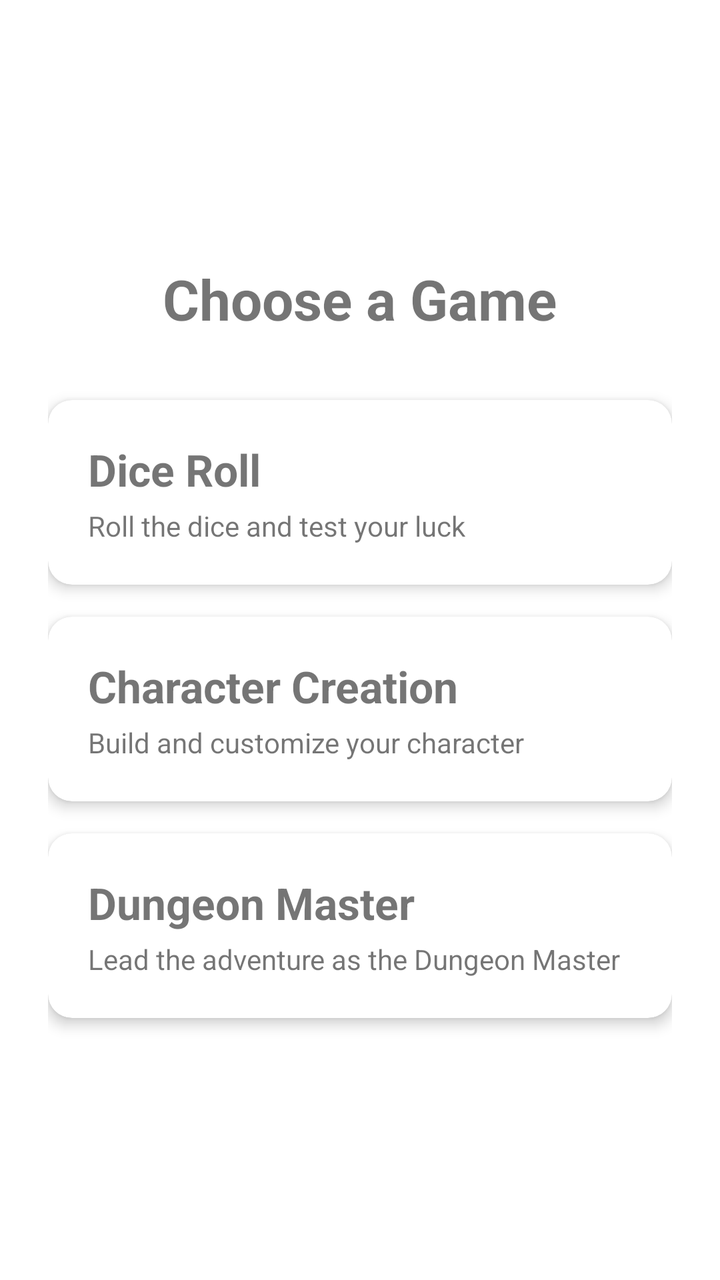
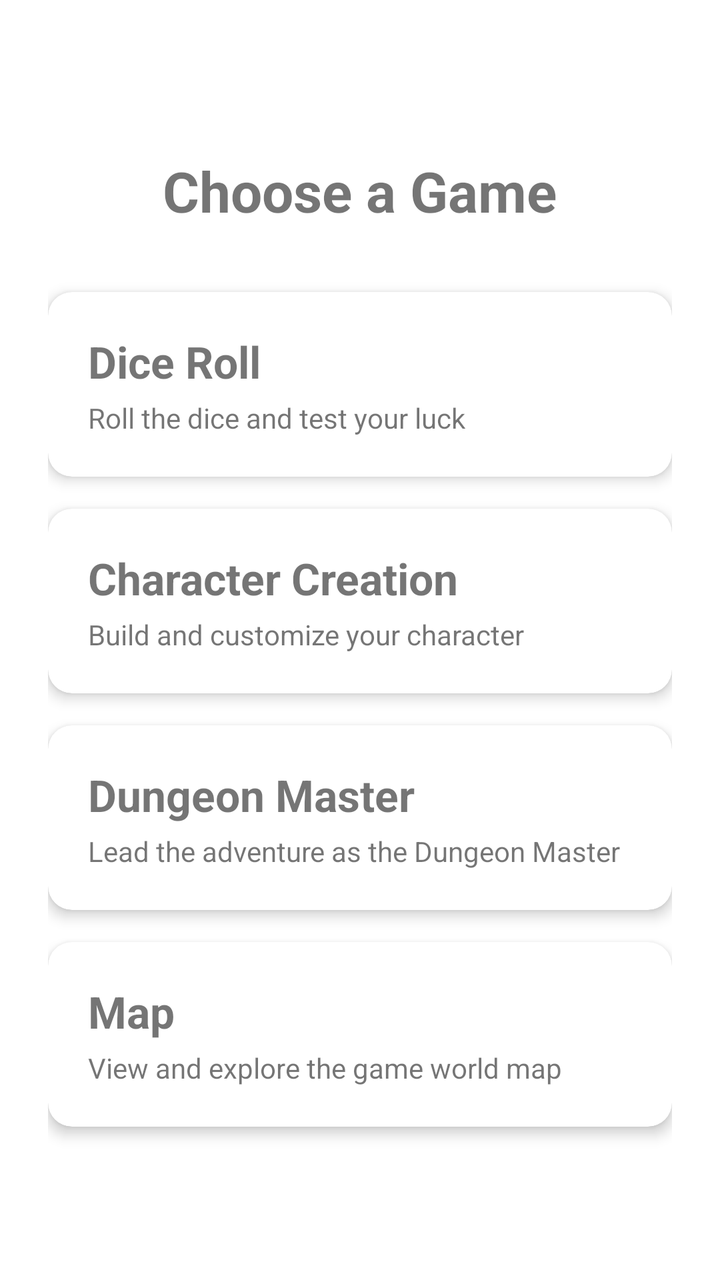

Screens rendered from an Android XML layout before and after an edit, with the pre-edit source and the edit as a unified diff.
<!-- AndroidManifest.xml: application theme Theme.BoardGames -->
<!-- res/layout/activity_main.xml -->
<?xml version="1.0" encoding="utf-8"?>
<LinearLayout xmlns:android="http://schemas.android.com/apk/res/android"
    xmlns:app="http://schemas.android.com/apk/res-auto"
    android:layout_width="match_parent"
    android:layout_height="match_parent"
    android:gravity="center"
    android:orientation="vertical"
    android:padding="24dp">

    <TextView
        android:layout_width="wrap_content"
        android:layout_height="wrap_content"
        android:layout_marginBottom="32dp"
        android:text="@string/choose_game"
        android:textSize="28sp"
        android:textStyle="bold" />

    <com.google.android.material.card.MaterialCardView
        android:id="@+id/card_dice_roll"
        android:layout_width="match_parent"
        android:layout_height="wrap_content"
        android:layout_marginBottom="16dp"
        android:clickable="true"
        android:focusable="true"
        app:cardCornerRadius="12dp"
        app:cardElevation="4dp">

        <LinearLayout
            android:layout_width="match_parent"
            android:layout_height="wrap_content"
            android:orientation="vertical"
            android:padding="20dp">

            <TextView
                android:layout_width="wrap_content"
                android:layout_height="wrap_content"
                android:text="@string/dice_roll"
                android:textSize="22sp"
                android:textStyle="bold" />

            <TextView
                android:layout_width="wrap_content"
                android:layout_height="wrap_content"
                android:layout_marginTop="4dp"
                android:text="@string/dice_roll_desc"
                android:textSize="14sp" />
        </LinearLayout>
    </com.google.android.material.card.MaterialCardView>

    <com.google.android.material.card.MaterialCardView
        android:id="@+id/card_character_creation"
        android:layout_width="match_parent"
        android:layout_height="wrap_content"
        android:layout_marginBottom="16dp"
        android:clickable="true"
        android:focusable="true"
        app:cardCornerRadius="12dp"
        app:cardElevation="4dp">

        <LinearLayout
            android:layout_width="match_parent"
            android:layout_height="wrap_content"
            android:orientation="vertical"
            android:padding="20dp">

            <TextView
                android:layout_width="wrap_content"
                android:layout_height="wrap_content"
                android:text="@string/character_creation"
                android:textSize="22sp"
                android:textStyle="bold" />

            <TextView
                android:layout_width="wrap_content"
                android:layout_height="wrap_content"
                android:layout_marginTop="4dp"
                android:text="@string/character_creation_desc"
                android:textSize="14sp" />
        </LinearLayout>
    </com.google.android.material.card.MaterialCardView>

    <com.google.android.material.card.MaterialCardView
        android:id="@+id/card_dungeon_master"
        android:layout_width="match_parent"
        android:layout_height="wrap_content"
        android:clickable="true"
        android:focusable="true"
        app:cardCornerRadius="12dp"
        app:cardElevation="4dp">

        <LinearLayout
            android:layout_width="match_parent"
            android:layout_height="wrap_content"
            android:orientation="vertical"
            android:padding="20dp">

            <TextView
                android:layout_width="wrap_content"
                android:layout_height="wrap_content"
                android:text="@string/dungeon_master"
                android:textSize="22sp"
                android:textStyle="bold" />

            <TextView
                android:layout_width="wrap_content"
                android:layout_height="wrap_content"
                android:layout_marginTop="4dp"
                android:text="@string/dungeon_master_desc"
                android:textSize="14sp" />
        </LinearLayout>
    </com.google.android.material.card.MaterialCardView>

</LinearLayout>
<!-- resources referenced by this layout -->
<resources>
  <string name="character_creation">Character Creation</string>
  <string name="character_creation_desc">Build and customize your character</string>
  <string name="choose_game">Choose a Game</string>
  <string name="dice_roll">Dice Roll</string>
  <string name="dice_roll_desc">Roll the dice and test your luck</string>
  <string name="dungeon_master">Dungeon Master</string>
  <string name="dungeon_master_desc">Lead the adventure as the Dungeon Master</string>
  <style name="Theme.BoardGames" parent="Theme.MaterialComponents.DayNight.DarkActionBar">
          
          <item name="colorPrimary">@color/purple_500</item>
          <item name="colorPrimaryVariant">@color/purple_700</item>
          <item name="colorOnPrimary">@color/white</item>
          
          <item name="colorSecondary">@color/teal_200</item>
          <item name="colorSecondaryVariant">@color/teal_700</item>
          <item name="colorOnSecondary">@color/black</item>
          
          <item name="android:statusBarColor">?attr/colorPrimaryVariant</item>
          
      </style>
  <color name="purple_500">#FF6200EE</color>
  <color name="purple_700">#FF3700B3</color>
  <color name="white">#FFFFFFFF</color>
  <color name="teal_200">#FF03DAC5</color>
  <color name="teal_700">#FF018786</color>
  <color name="black">#FF000000</color>
</resources>

<!-- the commit's change to res/layout/activity_main.xml (unified diff, before → after) -->
@@ -110,4 +110,36 @@
         </LinearLayout>
     </com.google.android.material.card.MaterialCardView>
 
+    <com.google.android.material.card.MaterialCardView
+        android:id="@+id/card_map"
+        android:layout_width="match_parent"
+        android:layout_height="wrap_content"
+        android:layout_marginTop="16dp"
+        android:clickable="true"
+        android:focusable="true"
+        app:cardCornerRadius="12dp"
+        app:cardElevation="4dp">
+
+        <LinearLayout
+            android:layout_width="match_parent"
+            android:layout_height="wrap_content"
+            android:orientation="vertical"
+            android:padding="20dp">
+
+            <TextView
+                android:layout_width="wrap_content"
+                android:layout_height="wrap_content"
+                android:text="@string/map"
+                android:textSize="22sp"
+                android:textStyle="bold" />
+
+            <TextView
+                android:layout_width="wrap_content"
+                android:layout_height="wrap_content"
+                android:layout_marginTop="4dp"
+                android:text="@string/map_desc"
+                android:textSize="14sp" />
+        </LinearLayout>
+    </com.google.android.material.card.MaterialCardView>
+
 </LinearLayout>
<!-- resource entries referenced after the edit -->
@@ -7,6 +7,8 @@
   <string name="dice_roll_desc">Roll the dice and test your luck</string>
   <string name="dungeon_master">Dungeon Master</string>
   <string name="dungeon_master_desc">Lead the adventure as the Dungeon Master</string>
+  <string name="map">Map</string>
+  <string name="map_desc">View and explore the game world map</string>
   <style name="Theme.BoardGames" parent="Theme.MaterialComponents.DayNight.DarkActionBar">
           
           <item name="colorPrimary">@color/purple_500</item>
